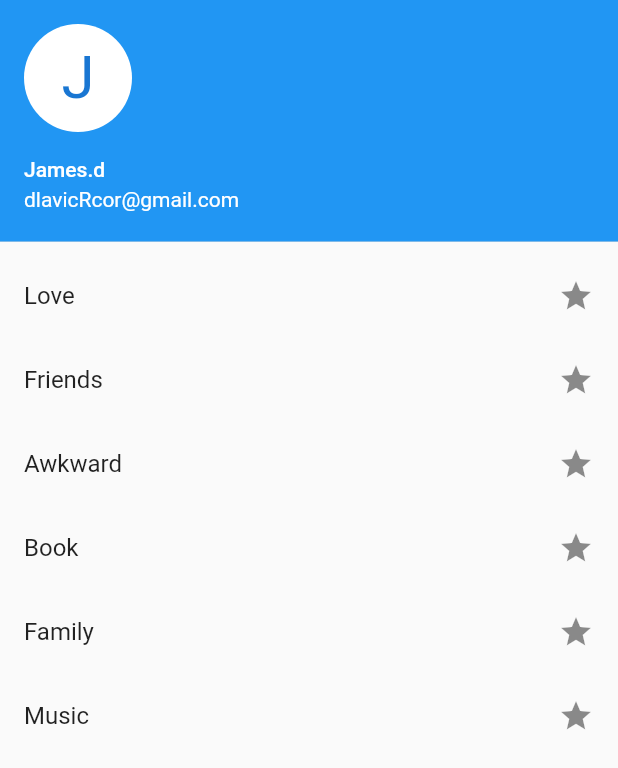
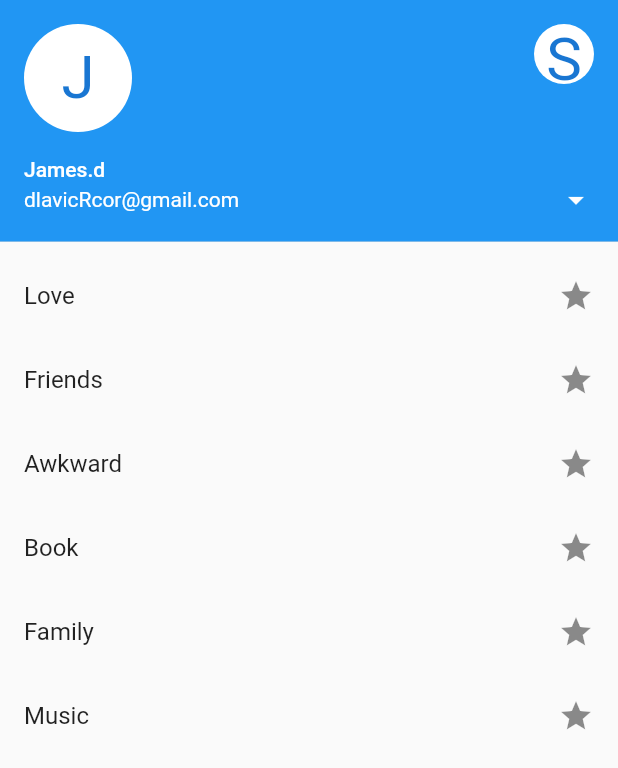
Before and after one commit to kaleabsolomon98/frontpage, a Flutter app: what drawerContent() shows on an empty page, opened directly, on a phone screen of 412 x 824 dp. Shown: the top 768 px of the screen. Run offline on Flutter 3.47's test engine with Material 2 defaults, Android fonts, the phone set to English and light mode, and no system bars; our stand-ins replace equatable, flutter_bloc, flutter_spinkit, shared_preferences; accounts and stored records are empty; network calls fail.

Commit message:
them bloc and setting page

```diff
--- /dev/null
+++ b/lib/blocs/Theme/ChangeThemeBloc.dart
@@ -0,0 +1,71 @@
+import 'package:flutter/cupertino.dart';
+import 'package:flutter_bloc/flutter_bloc.dart';
+import 'package:project4/blocs/Theme/ChangeThemeEvent.dart';
+import 'package:project4/blocs/Theme/ChangeThemeState.dart';
+import 'package:shared_preferences/shared_preferences.dart';
+
+class ChangeThemeBloc extends Bloc<ChangeThemeEvent, ChangeThemeState> {
+  ChangeThemeBloc() : super(ChangeThemeState.lightTheme());
+
+  void onLightThemeChange() => dispatch(LightTheme());
+  void onDarkThemeChange() => dispatch(DarkTheme());
+  void onAmoledThemeChange() => dispatch(AmoledTheme());
+  void onDecideThemeChange() => dispatch(DecideTheme());
+
+  @override
+  Stream<ChangeThemeState> mapEventToState(ChangeThemeEvent event) async* {
+    if (event is DecideTheme) {
+      final int optionValue = await getOption();
+      if (optionValue == 0) {
+        yield ChangeThemeState.lightTheme();
+      } else if (optionValue == 1) {
+        yield ChangeThemeState.darkTheme();
+      } else if (optionValue == 2) {
+        yield ChangeThemeState.amoledTheme();
+      }
+    }
+    if (event is LightTheme) {
+      yield ChangeThemeState.lightTheme();
+      try {
+        _saveOptionValue(0);
+      } catch (_) {
+        throw Exception("Could not persist change");
+      }
+    }
+
+    if (event is DarkTheme) {
+      yield ChangeThemeState.darkTheme();
+      try {
+        _saveOptionValue(1);
+      } catch (_) {
+        throw Exception("Could not persist change");
+      }
+    }
+
+    if (event is AmoledTheme) {
+      yield ChangeThemeState.amoledTheme();
+      try {
+        _saveOptionValue(2);
+      } catch (_) {
+        throw Exception("Could not persist change");
+      }
+    }
+  }
+
+  Future<Null> _saveOptionValue(int optionValue) async {
+    SharedPreferences preferences = await SharedPreferences.getInstance();
+    preferences.setInt('theme_option', optionValue);
+  }
+
+  Future<int> getOption() async {
+    SharedPreferences preferences = await SharedPreferences.getInstance();
+    int option = preferences.get('theme_option') ?? 0;
+    return option;
+  }
+
+  dispatch(ChangeThemeEvent event) {
+//    BlocProvider.of<ChangeThemeBloc>(context).add(event);
+  }
+}
+
+final ChangeThemeBloc changeThemeBloc = ChangeThemeBloc()..onDecideThemeChange();
--- a/lib/screens/HomePage.dart
+++ b/lib/screens/HomePage.dart
@@ -1,5 +1,6 @@
 import 'package:flutter/material.dart';
 import 'package:flutter_bloc/flutter_bloc.dart';
+import 'package:project4/blocs/Theme/ChangeThemeBloc.dart';
 import 'package:project4/blocs/quoteBloc/quoteBloc.dart';
 import 'package:project4/blocs/quoteBloc/quoteState.dart';
 import 'package:project4/models/QuoteModel.dart';
@@ -20,7 +21,7 @@ class HomePage extends StatelessWidget {
     return MaterialApp(
       debugShowCheckedModeBanner: false,
       theme: new ThemeData(
-        primaryColor: Colors.grey[500],
+        primaryColor: Colors.black,
       ),
 
       home: Scaffold(
--- a/lib/screens/SplashScreen.dart
+++ b/lib/screens/SplashScreen.dart
@@ -19,10 +19,9 @@ class SplashScreen extends StatelessWidget {
         child: BlocConsumer<QuoteBloc, QuoteState>(
           listener: (context, state) {
             if (state is QuoteIsLoaded) {
-              Navigator.of(context)
-                  .push(MaterialPageRoute(builder: (_) => HomePage()));
+//              Navigator.of(context).push(MaterialPageRoute(builder: (_) => HomePage()));
               //named
-//              Navigator.of(context).pushNamedAndRemoveUntil('/home', (Route<dynamic> route) => false);
+              Navigator.of(context).pushNamedAndRemoveUntil('/home', (Route<dynamic> route) => false);
               //not named
 //              Navigator.of(context).pushAndRemoveUntil(MaterialPageRoute(builder: (context) => HomePage()), (Route<dynamic> route) => false);
 //              return HomePage();
--- a/lib/widgets/DrawerContent.dart
+++ b/lib/widgets/DrawerContent.dart
@@ -3,6 +3,7 @@ import 'package:flutter/material.dart';
 import 'package:flutter_bloc/flutter_bloc.dart';
 import 'package:project4/blocs/quoteBloc/quote.dart';
 import 'package:project4/screens/HomePage.dart';
+import 'package:project4/screens/settings.dart';
 
 Widget drawerContent(BuildContext context){
   return Column(
@@ -20,7 +21,22 @@ Widget drawerContent(BuildContext context){
                   "J",
                   style: TextStyle(fontSize: 40.0),
                 ),
+
               ),
+              otherAccountsPictures: [
+                CircleAvatar(
+                  backgroundColor:
+                  Theme.of(context).platform == TargetPlatform.iOS ? Colors.blue : Colors.white,
+                  child: Text(
+                    "S",
+                    style: TextStyle(fontSize: 40.0),
+                  ),
+                ),
+
+              ],
+              onDetailsPressed: (){
+                Navigator.of(context).push(MaterialPageRoute(builder:(_) => SettingsPage()));
+              },
             ),
 
             ListTile(
--- a/pubspec.yaml
+++ b/pubspec.yaml
@@ -28,6 +28,7 @@ dependencies:
   http: ^0.13.3
   equatable: ^2.0.0
   flutter_spinkit: ^4.1.2+1
+  shared_preferences: ^2.0.5
 
 dev_dependencies:
   flutter_test:
```
Also changed, not shown: lib/blocs/Theme/ChangeThemeEvent.dart (added, +18 -0 lines), lib/blocs/Theme/ChangeThemeState.dart (added, +20 -0 lines), lib/helper/AppThemeData.dart (+7 -7 lines), lib/main.dart (+11 -2 lines), lib/screens/settings.dart (added, +55 -0 lines), lib/widgets/HomePageContent.dart (+4 -3 lines), pubspec.lock.
